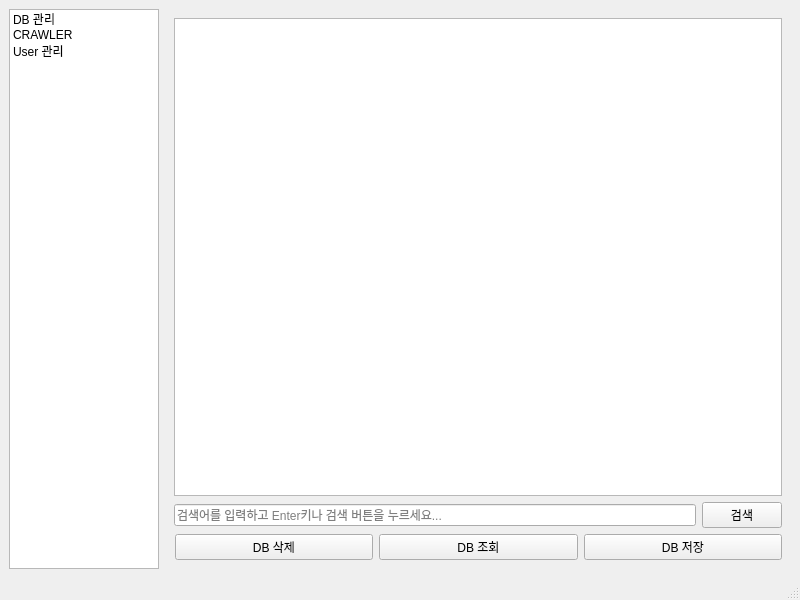
Before: the Qt Designer form MANAGER/BIGMACLAB_MANAGER_GUI.ui in yojun313/knpu, drawn with Qt 5.
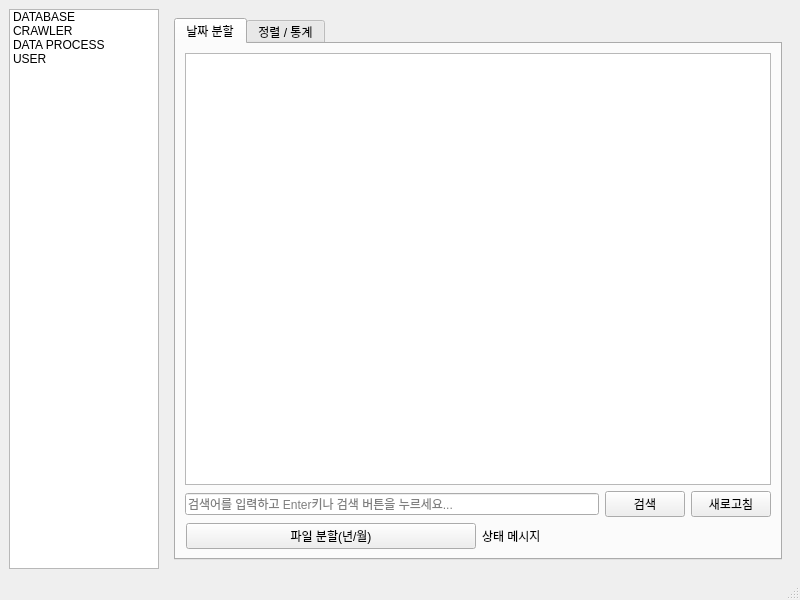
After: the same form once the commit is applied. The open tabs and pages were chosen to show the change.

```diff
--- a/MANAGER/BIGMACLAB_MANAGER_GUI.ui
+++ b/MANAGER/BIGMACLAB_MANAGER_GUI.ui
@@ -30,7 +30,7 @@
          </property>
          <item>
            <property name="text">
-             <string>DB 관리</string>
+        <string>DATABASE</string>
            </property>
          </item>
          <item>
@@ -40,7 +40,12 @@
          </item>
          <item>
            <property name="text">
-             <string>User 관리</string>
+        <string>DATA PROCESS</string>
+       </property>
+      </item>
+      <item>
+       <property name="text">
+        <string>USER</string>
            </property>
          </item>
        </widget>
@@ -148,6 +153,94 @@
              </item>
            </layout>
          </widget>
+      <widget class="QWidget" name="page_data_process">
+       <property name="windowTitle">
+        <string>DATA PROCESS</string>
+       </property>
+       <layout class="QVBoxLayout" name="verticalLayout_data_process">
+        <item>
+         <widget class="QTabWidget" name="tabWidget_data_process">
+          <property name="tabPosition">
+           <enum>QTabWidget::North</enum>
+          </property>
+          <widget class="QWidget" name="tab_1">
+           <attribute name="title">
+            <string>날짜 분할</string>
+           </attribute>
+           <layout class="QVBoxLayout" name="verticalLayout_tab_1">
+            <item>
+             <widget class="QTableWidget" name="tableWidget_data_process"/>
+            </item>
+            <item>
+             <layout class="QHBoxLayout" name="horizontalLayout_search">
+              <item>
+               <widget class="QLineEdit" name="lineEdit_search_dataprocessDB">
+                <property name="placeholderText">
+                 <string>검색어를 입력하고 Enter키나 검색 버튼을 누르세요...</string>
+                </property>
+               </widget>
+              </item>
+              <item>
+               <widget class="QPushButton" name="pushButton_search_dataprocessDB">
+                <property name="text">
+                 <string>검색</string>
+                </property>
+               </widget>
+              </item>
+              <item>
+               <widget class="QPushButton" name="pushButton_refresh_dataprocessDB">
+                <property name="text">
+                 <string>새로고침</string>
+                </property>
+               </widget>
+              </item>
+             </layout>
+            </item>
+            <item>
+             <layout class="QHBoxLayout" name="horizontalLayout_2">
+              <item>
+               <spacer name="horizontalSpacer">
+                <property name="sizeType">
+                 <enum>QSizePolicy::Expanding</enum>
+                </property>
+               </spacer>
+              </item>
+              <item>
+               <widget class="QPushButton" name="pushButton_divide_DB">
+                <property name="text">
+                 <string>파일 분할(년/월)</string>
+                </property>
+               </widget>
+              </item>
+              <item>
+               <widget class="QLabel" name="label_status_divide_DB">
+                <property name="text">
+                 <string>상태 메시지</string>
+                </property>
+               </widget>
+              </item>
+             </layout>
+            </item>
+           </layout>
+          </widget>
+          <widget class="QWidget" name="tab_2">
+           <attribute name="title">
+            <string>정렬 / 통계</string>
+           </attribute>
+           <layout class="QVBoxLayout" name="verticalLayout_tab_2">
+            <item>
+             <widget class="QLabel" name="label_tab_2">
+              <property name="text">
+               <string>This is Tab 2</string>
+              </property>
+             </widget>
+            </item>
+           </layout>
+          </widget>
+         </widget>
+        </item>
+       </layout>
+      </widget>
          <widget class="QWidget" name="page_user">
            <layout class="QVBoxLayout" name="verticalLayout">
              <item>
```
Left out of the diff: 16 changed lines with no effect on the pictures. Lines whose indentation alone changed are shown as unchanged.
